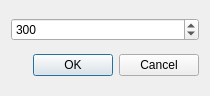
First picture: the form in wftexaminer.ui, repository githubdoe/DFTFringe, before the edit.
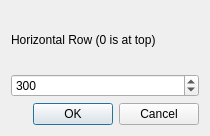
Second picture: the form after the edit.

Commit message: issue 259 add some explanatory text to wavefront inspector

Diff of the .ui file:
```diff
--- a/wftexaminer.ui
+++ b/wftexaminer.ui
@@ -7,13 +7,20 @@
     <x>0</x>
     <y>0</y>
     <width>210</width>
-    <height>96</height>
+    <height>136</height>
    </rect>
   </property>
   <property name="windowTitle">
    <string>Dialog</string>
   </property>
   <layout class="QVBoxLayout" name="verticalLayout">
+   <item>
+    <widget class="QLabel" name="label">
+     <property name="text">
+      <string>Horizontal Row (0 is at top)</string>
+     </property>
+    </widget>
+   </item>
    <item>
     <widget class="QSpinBox" name="spinBox">
      <property name="maximum">
```
